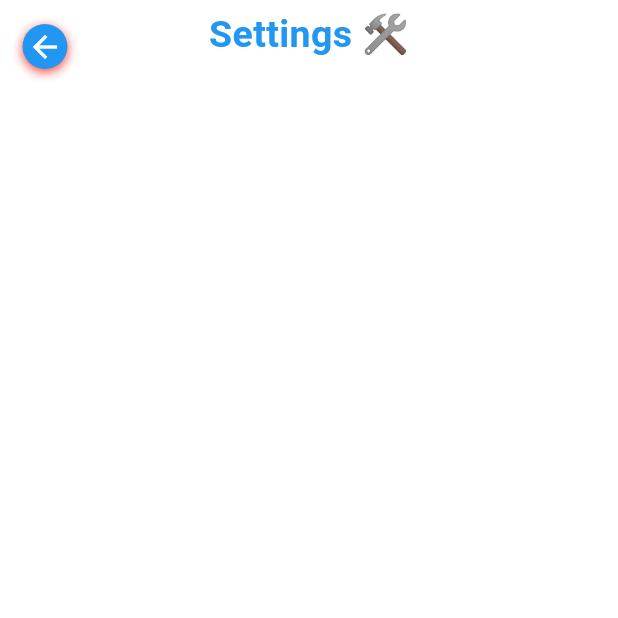
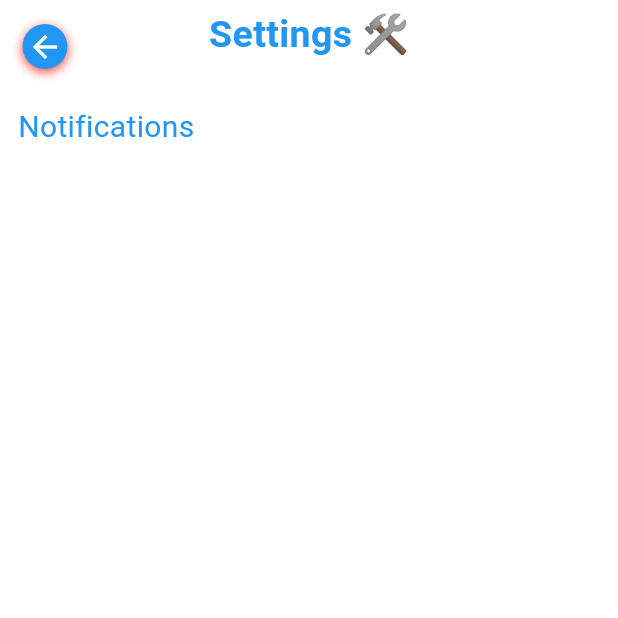
Before and after one commit to Yvonne-Wanja-1/appy, a Flutter app: the SettingsPage screen opened by its route, on a phone screen of 412 x 824 dp, the top half of it. Run offline on Flutter 3.47's test engine with Material 3 defaults, Android fonts, the phone set to English and light mode, and no system bars; our stand-ins replace animated_text_kit, curved_navigation_bar, font_awesome_flutter, google_fonts, image_cropper, image_picker and 1 more; missing offline and left inert: open_file_plus; statements that could not run were skipped.

Commit message:
added notifications text in the settings page

```diff
--- a/appy/lib/pages/pages/settings.dart
+++ b/appy/lib/pages/pages/settings.dart
@@ -61,8 +61,26 @@ class SettingsPage extends StatelessWidget {
                   width: 30.0 + 15.0, // Width of back button container + left padding
                 ),
 
+
               ],
-            )
+            ),
+
+SizedBox(height: 24,),
+
+Padding(
+  padding: const EdgeInsets.only(left:12),
+  child: Text('Notifications',
+  style: TextStyle(fontSize: 20,
+  fontWeight: FontWeight.black,
+   color: Colors.blue),
+   //textAlign: TextAlign.center,
+   ),
+),
+            SizedBox(height: 16,),
+
+
+
+
           ],
         )
 
```
